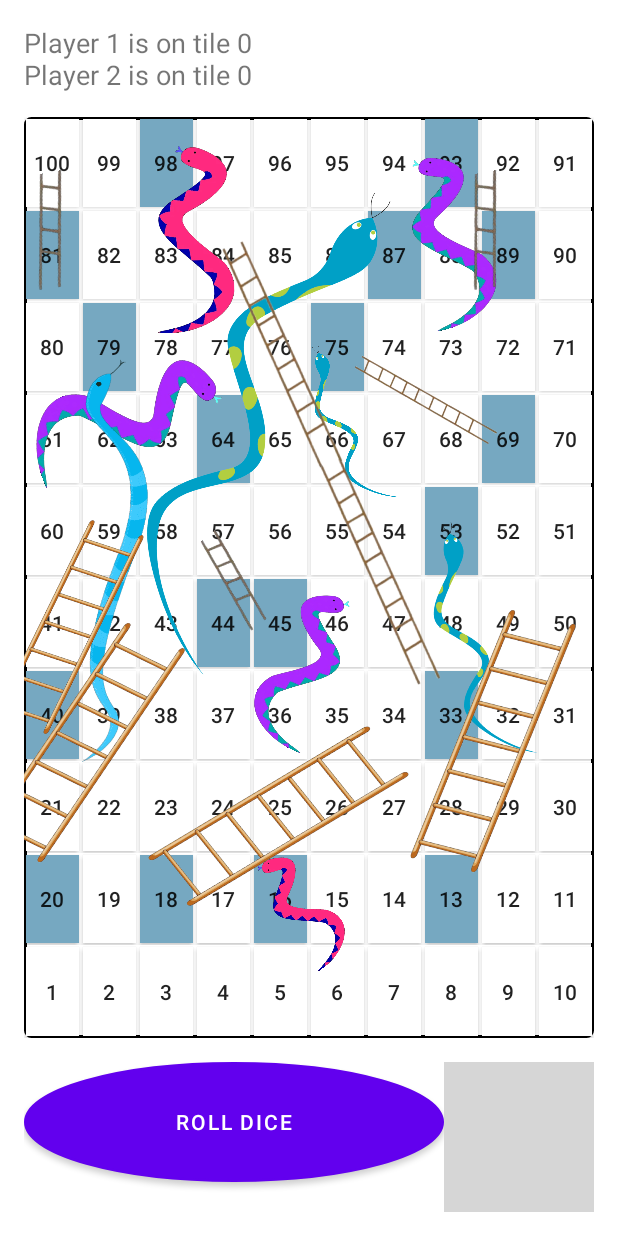
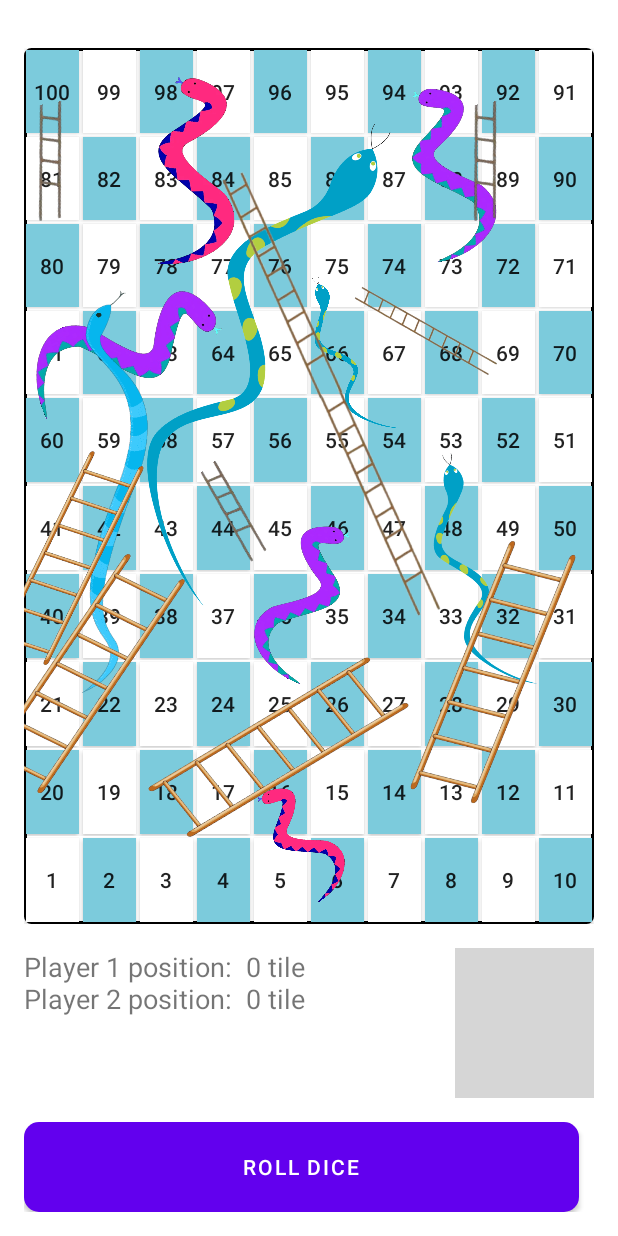
Before and after one commit to Charlotte-code9/GameApplication-Snake_and_Ladder-, an Android app: the GameBoardActivity screen opened directly, with no data from a screen before it, on a phone screen of 412 x 824 dp. Run offline under Robolectric (Android 15) with nearby library versions, the phone set to English and light mode, and no system bars; grey boxes are pictures that could not be loaded.

Commit message:
Added GameBoard, LeaderBoard and About

```diff
--- a/app/src/main/java/ph/stacktrek/novare/snakeandladder/medalla/sabellano/GameBoardActivity.kt
+++ b/app/src/main/java/ph/stacktrek/novare/snakeandladder/medalla/sabellano/GameBoardActivity.kt
@@ -2,6 +2,7 @@ package ph.stacktrek.novare.snakeandladder.medalla.sabellano
 
 import android.content.Context
 import android.content.DialogInterface
+import android.content.Intent
 import android.graphics.Color
 import androidx.appcompat.app.AppCompatActivity
 import android.os.Bundle
@@ -45,7 +46,6 @@ class GameBoardActivity : AppCompatActivity() {
         setContentView(R.layout.activity_game_board)
         initBoard()
 
-        // Get the player information from the intent extras
         totalPlayers = intent.getIntExtra("playerCount", 2) // Default value is 2
         playerNames = intent.getStringArrayListExtra("playerNames") ?: mutableListOf("Player 1", "Player 2")
         playerPositions = Array(totalPlayers) { 0 }
@@ -81,17 +81,18 @@ class GameBoardActivity : AppCompatActivity() {
                     val alertDialogBuilder = AlertDialog.Builder(this)
                     alertDialogBuilder.setTitle("Congratulations")
                     alertDialogBuilder.setMessage("${playerNames[currentPlayer]} wins!")
-                    alertDialogBuilder.setPositiveButton("OK",
-                        DialogInterface.OnClickListener { dialog, which -> finish() })
+                    alertDialogBuilder.setPositiveButton("Play Again",
+                        DialogInterface.OnClickListener { dialog, which ->
+                            val intent = Intent(this, HomeFragment::class.java)
+                            startActivity(intent)
+                        })
 
                     val alertDialog = alertDialogBuilder.create()
                     alertDialog.show()
 
-
                     playerPositionTextView.text = "${playerNames[currentPlayer]} wins!"
                     rollDiceButton.isEnabled = false
 
-                    // Store the winner's name in SharedPreference
                     val sharedPreferences = getSharedPreferences("winners", Context.MODE_PRIVATE)
                     val editor = sharedPreferences.edit()
                     val winnersJson = sharedPreferences.getString("winners", "[]") ?: "[]"
@@ -120,7 +121,7 @@ class GameBoardActivity : AppCompatActivity() {
     private fun updatePlayerPositionTextView(playerPositionTextView: TextView) {
         val positionsText = StringBuilder()
         for (i in 0 until totalPlayers) {
-            positionsText.append("${playerNames[i]} is on tile ${playerPositions[i]}\n")
+            positionsText.append("${playerNames[i]} position:  ${playerPositions[i]} tile\n")
         }
         playerPositionTextView.text = positionsText.toString().trimEnd()
     }
@@ -154,7 +155,6 @@ class GameBoardActivity : AppCompatActivity() {
 
                 button.text = position.toString()
 
-                // Set the button color based on the player position
                 when {
                     playerPositions.any { it == position } -> {
                         val playerIndex = playerPositions.indexOfFirst { it == position }
@@ -166,9 +166,14 @@ class GameBoardActivity : AppCompatActivity() {
                         }
                         button.setBackgroundColor(playerColor)
                     }
-                    snakes.containsKey(position) -> button.setBackgroundColor(Color.parseColor("#76a8c1"))
-                    ladders.containsKey(position) -> button.setBackgroundColor(Color.parseColor("#76a8c1"))
-                    else -> button.setBackgroundColor(Color.WHITE)
+                    else -> {
+                        val backgroundColor = if (col % 2 == 0) {
+                            Color.rgb( 124, 203, 220)
+                        } else {
+                            Color.WHITE
+                        }
+                        button.setBackgroundColor(backgroundColor)
+                    }
                 }
 
                 if (row % 2 == 0) {
--- a/app/src/main/java/ph/stacktrek/novare/snakeandladder/medalla/sabellano/MainActivity2.kt
+++ /dev/null
@@ -1,4 +0,0 @@
-package ph.stacktrek.novare.snakeandladder.medalla.sabellano
-
-class MainActivity2 {
-}
--- a/app/src/main/res/layout/activity_game_board.xml
+++ b/app/src/main/res/layout/activity_game_board.xml
@@ -7,13 +7,6 @@
     android:orientation="vertical"
     android:padding="16dp"
     tools:context=".GameBoardActivity">
-
-    <TextView
-        android:id="@+id/playerPosition"
-        android:layout_width="wrap_content"
-        android:layout_height="wrap_content"
-        android:text="Player positions"
-        android:textSize="18sp" />
 
     <FrameLayout
         android:layout_width="match_parent"
@@ -225,19 +218,51 @@
             android:layout_marginTop="16dp"
             android:orientation="horizontal">
 
-        <Button
-            android:id="@+id/rollDiceButton"
-            android:layout_width="10dp"
-            android:layout_height="80dp"
-            android:layout_weight="1"
-            android:background="@drawable/round_button"
-            android:text="Roll Dice" />
+        <TextView
+            android:id="@+id/playerPosition"
+            android:layout_width="wrap_content"
+            android:layout_height="wrap_content"
+            android:text="Player positions"
+            android:textSize="18sp" />
 
         <ImageView
                 android:id="@+id/diceImageView"
                 android:layout_width="100dp"
                 android:layout_height="100dp"
+                android:layout_marginLeft="100dp"
                 android:src="@drawable/defaulted" />
 
     </LinearLayout>
+
+    <Button
+        android:id="@+id/rollDiceButton"
+        android:layout_width="370dp"
+        android:layout_height="60dp"
+        android:layout_marginTop="16dp"
+
+        android:background="@drawable/custom_button"
+        android:text="Roll Dice" />
+
+    <!--    <LinearLayout-->
+<!--        android:layout_width="match_parent"-->
+<!--        android:layout_height="wrap_content"-->
+<!--        android:layout_marginTop="16dp"-->
+<!--        android:orientation="horizontal">-->
+
+<!--        <ImageView-->
+<!--            android:id="@+id/diceImageView"-->
+<!--            android:layout_width="100dp"-->
+<!--            android:layout_height="100dp"-->
+<!--            android:src="@drawable/defaulted" />-->
+
+<!--        <Button-->
+<!--            android:id="@+id/rollDiceButton"-->
+<!--            android:layout_width="80dp"-->
+<!--            android:layout_height="60dp"-->
+<!--            android:layout_marginTop="16dp"-->
+<!--            android:layout_weight="1"-->
+<!--            android:background="@drawable/custom_button"-->
+<!--            android:text="Roll Dice" />-->
+
+<!--    </LinearLayout>-->
 </LinearLayout>
--- a/app/src/main/res/layout/activity_player_selection.xml
+++ b/app/src/main/res/layout/activity_player_selection.xml
@@ -57,4 +57,5 @@
         app:layout_constraintStart_toStartOf="@+id/threePlayerButton"
         app:layout_constraintTop_toBottomOf="@+id/threePlayerButton" />
 
+
 </androidx.constraintlayout.widget.ConstraintLayout>
```
Also changed, not shown: app/src/main/java/ph/stacktrek/novare/snakeandladder/medalla/sabellano/Player_Profile.kt (+0 -47 lines), app/src/main/java/ph/stacktrek/novare/snakeandladder/medalla/sabellano/animation/LoadingAnimation.kt (deleted, +0 -24 lines), app/src/main/res/layout/activity_add_player.xml (+4 -4 lines), app/src/main/res/layout/fragment_player__profile.xml (deleted, +0 -14 lines), app/src/main/res/layout/loading_item.xml (deleted, +0 -44 lines), app/src/main/res/layout/main_activity2.xml (deleted, +0 -12 lines). Lines whose indentation alone changed are shown as unchanged.
